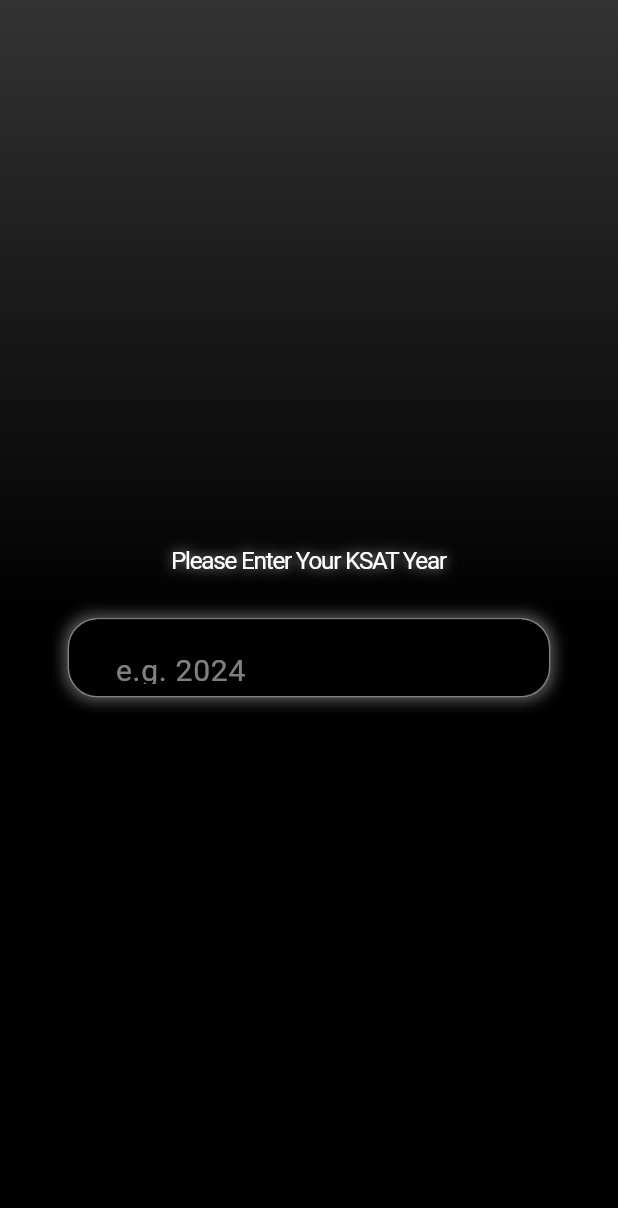
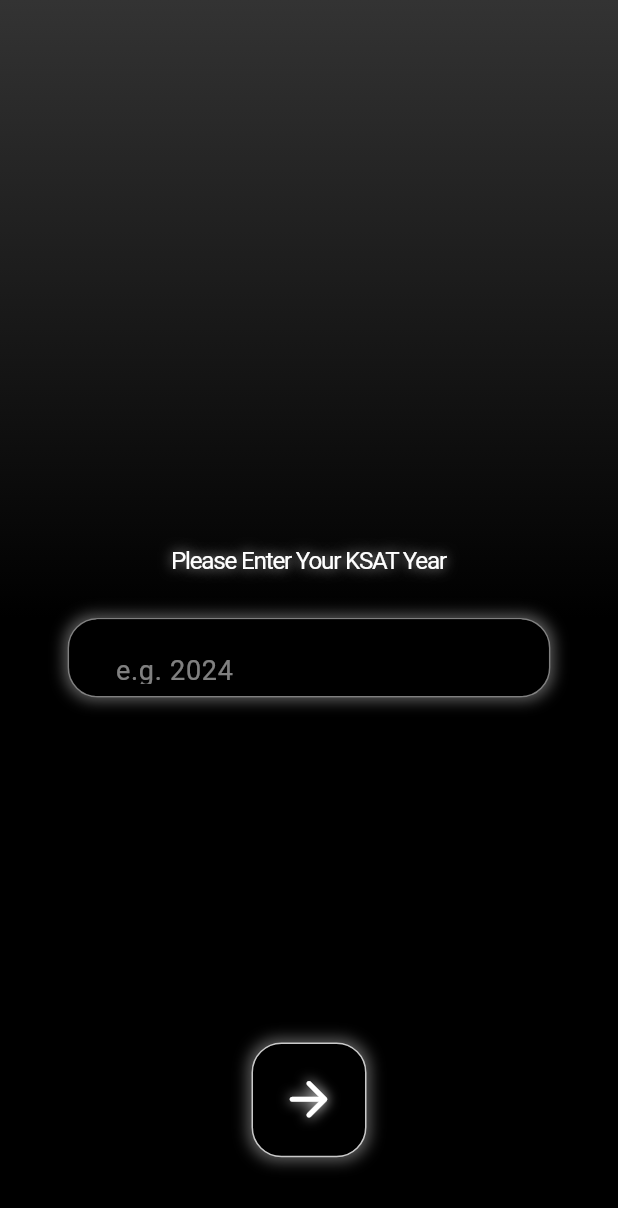
Before and after one commit to dodo07070707/D-n, a Flutter app: the screen it shows after launch, on a phone screen of 412 x 824 dp. Shown: the top 1208 px of the screen. Run offline on Flutter 3.47's test engine with Material 3 defaults, Android fonts, the phone set to English and light mode, and no system bars; our stand-ins replace get, shared_preferences; Roboto replaces fonts that are missing (Ydestreet).

Commit message:
startscreen done

```diff
--- a/lib/screens/start_screen.dart
+++ b/lib/screens/start_screen.dart
@@ -2,6 +2,10 @@
 import 'package:d_n/theme/text_theme.dart';
 import 'package:d_n/theme/color_theme.dart';
 import 'package:d_n/widgets/custom_text.dart';
+import 'package:flutter/widgets.dart';
+import 'package:shared_preferences/shared_preferences.dart';
+import 'package:get/get.dart';
+import 'package:d_n/screens/main_screen.dart';
 
 class StartScreen extends StatefulWidget {
   const StartScreen({super.key});
@@ -13,6 +17,23 @@
 class _StartScreenState extends State<StartScreen> {
   final TextEditingController _controller = TextEditingController();
   int? year;
+  void _saveYear() async {
+    int? year = int.tryParse(_controller.text);
+    if (year != null && 2000 <= year && year <= 3000) {
+      SharedPreferences prefs = await SharedPreferences.getInstance();
+      await prefs.setInt('Year', year);
+      Get.offAll(() => const MainScreen());
+    } else {
+      Get.snackbar(
+        '알림',
+        '알맞는 년도를 입력해주세요.',
+        snackPosition: SnackPosition.BOTTOM,
+        duration: const Duration(seconds: 2),
+        backgroundColor: Colors.white.withOpacity(0.4),
+      );
+    }
+  }
+
   @override
   Widget build(BuildContext context) {
     // ignore: unused_local_variable
@@ -55,12 +76,16 @@
                 controller: _controller,
                 keyboardType: TextInputType.number, // 숫자만 입력 가능하게 설정
                 textAlign: TextAlign.left,
+                cursorColor: Colors.white.withOpacity(0.5),
                 decoration: InputDecoration(
+                  focusedBorder: const OutlineInputBorder(
+                    borderSide: BorderSide(color: Colors.transparent),
+                  ),
                   hintText: 'e.g. 2024', // 힌트 텍스트 설정
                   hintStyle: TextStyle(
                     color: Colors.white.withOpacity(0.5),
-                    fontSize: 20,
-                    height: 4.2,
+                    fontSize: 18,
+                    height: 4.7,
                     fontFamily: 'Ydestreet',
                   ),
                   border: const OutlineInputBorder(), // 테두리 설정
@@ -68,7 +93,9 @@
                   fillColor: Colors.black, // 배경색 설정
                 ),
                 style: TextStyle(
-                    color: Colors.white.withOpacity(0.5)), // 입력된 텍스트 색상 설정
+                  color: Colors.white.withOpacity(0.5),
+                  fontFamily: 'Ydestreet',
+                ),
                 onChanged: (text) {
                   setState(() {
                     year = int.tryParse(text); // 입력된 값을 year 변수에 저장
@@ -76,6 +103,37 @@
                 },
               ),
             ),
+            SizedBox(height: screenHeight / 932 * 260),
+            GestureDetector(
+              onTap: _saveYear,
+              child: Container(
+                width: screenWidth / 430 * 80,
+                height: screenWidth / 430 * 80,
+                decoration: BoxDecoration(
+                  color: Colors.black,
+                  border: Border.all(
+                    color: const Color(0xFFCACACA),
+                  ),
+                  borderRadius: BorderRadius.circular(20),
+                  boxShadow: [
+                    BoxShadow(
+                      color: Colors.grey.withOpacity(0.6),
+                      spreadRadius: 2,
+                      blurRadius: 8,
+                      offset: const Offset(0, 0),
+                    ),
+                  ],
+                ),
+                child: Icon(
+                  Icons.arrow_forward_rounded,
+                  color: Colors.white,
+                  size: screenWidth / 430 * 40,
+                  shadows: const <Shadow>[
+                    Shadow(color: Colors.white, blurRadius: 10),
+                  ],
+                ),
+              ),
+            )
           ],
         ),
       ),
```
Also changed, not shown: lib/screens/main_screen.dart (+10 -1 lines).
